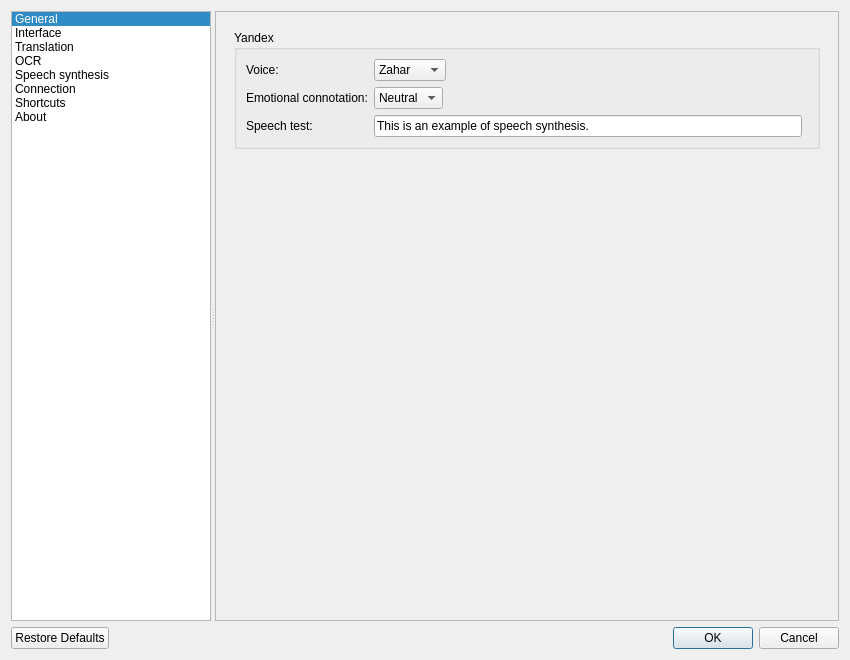
This is src/settings/settingsdialog.ui in crow-translate/crow-translate as Qt 5 draws it before an edit. The edited form follows.
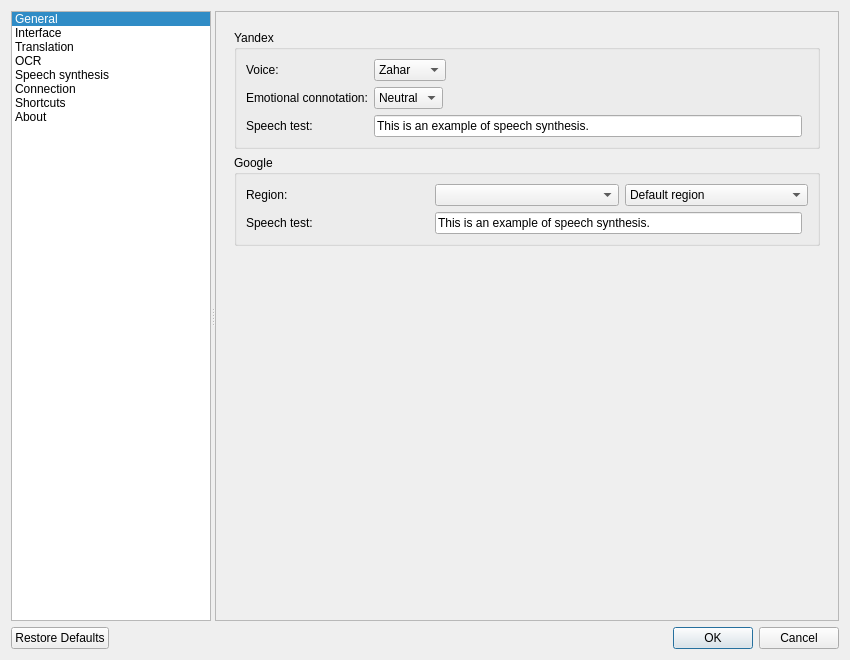
This is the edited form. The open tabs and pages were chosen to show the change. Icons and pictures are not drawn. Custom widgets are drawn as their Qt base class.

Commit message: Added an option to select regional voice for Google

Diff of the .ui file:
```diff
--- a/src/settings/settingsdialog.ui
+++ b/src/settings/settingsdialog.ui
@@ -126,8 +126,8 @@
         <rect>
          <x>0</x>
          <y>0</y>
-         <width>633</width>
-         <height>604</height>
+         <width>626</width>
+         <height>609</height>
         </rect>
        </property>
        <layout class="QVBoxLayout" name="verticalLayout_2">
@@ -1289,6 +1289,62 @@
               </layout>
              </widget>
             </item>
+            <item>
+             <widget class="QGroupBox" name="googleSpeechGroupBox">
+              <property name="title">
+               <string>Google</string>
+              </property>
+              <layout class="QGridLayout" name="gridLayout_2">
+               <item row="1" column="1" colspan="2">
+                <layout class="QHBoxLayout" name="googleTestSpeechLayout">
+                 <item>
+                  <widget class="QLineEdit" name="googleTestSpeechEdit">
+                   <property name="toolTip">
+                    <string>&lt;html&gt;&lt;head/&gt;&lt;body&gt;&lt;p&gt;Text to test speech&lt;/p&gt;&lt;/body&gt;&lt;/html&gt;</string>
+                   </property>
+                   <property name="text">
+                    <string>This is an example of speech synthesis.</string>
+                   </property>
+                  </widget>
+                 </item>
+                 <item>
+                  <widget class="SpeakButtons" name="googlePlayerButtons" native="true"/>
+                 </item>
+                </layout>
+               </item>
+               <item row="0" column="1">
+                <widget class="QComboBox" name="googleLanguageComboBox">
+                 <property name="currentText">
+                  <string/>
+                 </property>
+                </widget>
+               </item>
+               <item row="0" column="0">
+                <widget class="QLabel" name="googleRegionLabel">
+                 <property name="text">
+                  <string>Region:</string>
+                 </property>
+                </widget>
+               </item>
+               <item row="0" column="2">
+                <widget class="QComboBox" name="googleRegionComboBox">
+                 <item>
+                  <property name="text">
+                   <string>Default region</string>
+                  </property>
+                 </item>
+                </widget>
+               </item>
+               <item row="1" column="0">
+                <widget class="QLabel" name="googleTestSpeechLabel">
+                 <property name="text">
+                  <string>Speech test:</string>
+                 </property>
+                </widget>
+               </item>
+              </layout>
+             </widget>
+            </item>
             <item>
              <spacer name="speechPageSpacer">
               <property name="orientation">
```
Left out of the diff: 239 changed lines with no effect on the pictures. The commit also changes 7 other files.
